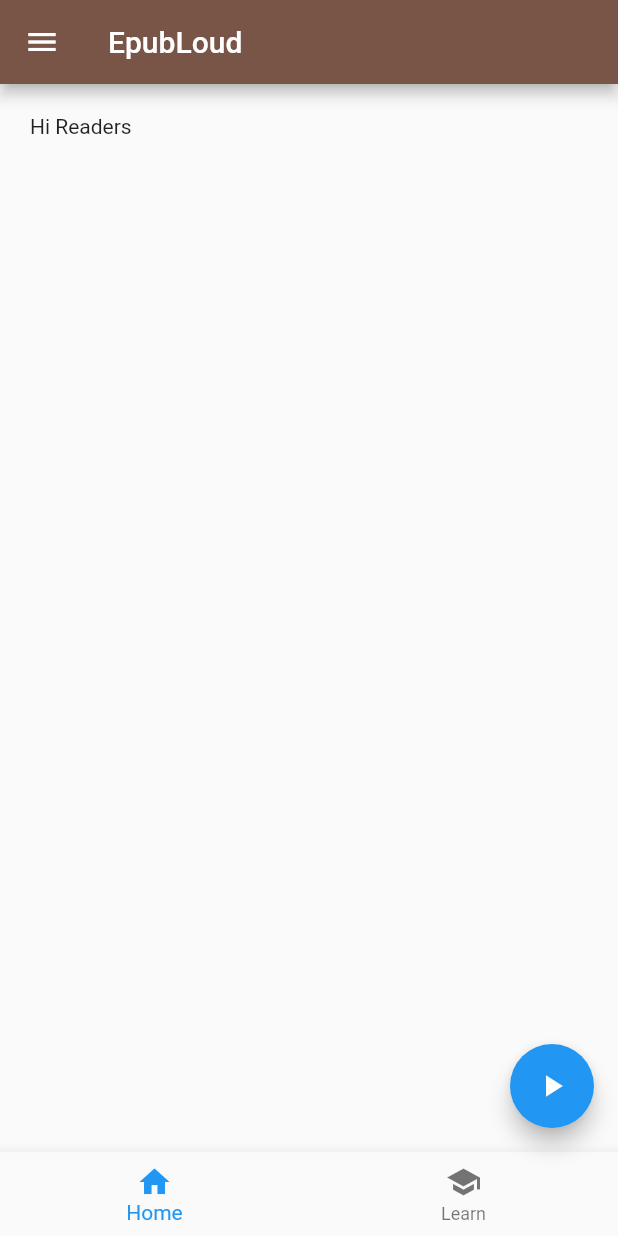
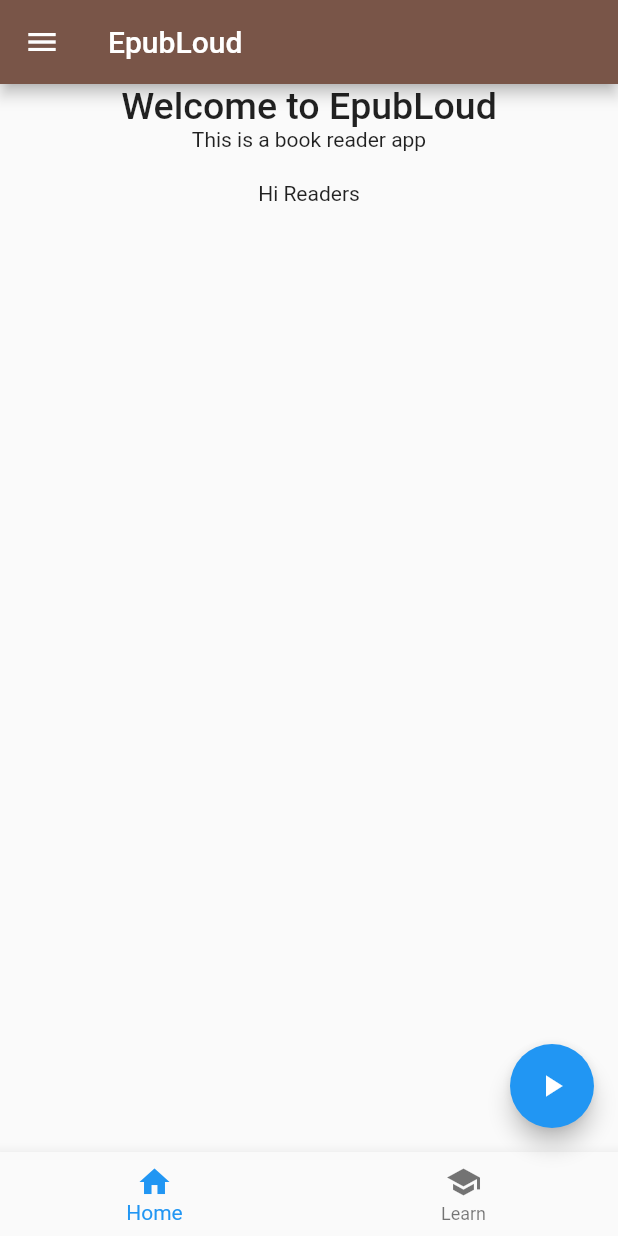
Before and after one commit to machuchesteven/epubloud, a Flutter app: the screen it shows after launch, on a phone screen of 412 x 824 dp. Run offline on Flutter 3.47's test engine with Material 2 defaults, Android fonts, the phone set to English and light mode, and no system bars.

Commit message:
Structure added for the project

```diff
--- /dev/null
+++ b/lib/Presentations/Screens/home_page.dart
@@ -0,0 +1,41 @@
+import 'package:flutter/material.dart';
+
+class Homepage extends StatelessWidget {
+  const Homepage({super.key});
+
+  @override
+  Widget build(BuildContext context) {
+    return Scaffold(
+        appBar: AppBar(
+          backgroundColor: Colors.brown,
+          title: const Text("EpubLoud")
+          ),
+          body: Column(
+            children: [
+              const Center(
+                child: Text(
+                  "Welcome to EpubLoud",
+                  style: TextStyle(
+                    fontSize: 25,
+                    fontWeight: FontWeight.w500,
+                    ),
+                ),
+              ),
+              const Text("This is a book reader app"),
+              Container(
+              margin: const EdgeInsets.all(20.0),
+              child: const Text("Hi Readers"),
+              )
+            ],
+          ),
+          floatingActionButton: FloatingActionButton(onPressed: () => print("Consoled"),
+          child: const Icon(Icons.play_arrow),),
+          bottomNavigationBar:BottomNavigationBar(items: const [
+            BottomNavigationBarItem(icon: Icon(Icons.home), label: "Home"),
+            BottomNavigationBarItem(icon: Icon(Icons.school), label: "Learn"),
+          ],
+          ),
+          drawer: const Drawer(child: Text("Draw Bar for settings"),),
+      );
+  }
+}
--- a/lib/main.dart
+++ b/lib/main.dart
@@ -1,4 +1,6 @@
 import "package:flutter/material.dart";
+
+import "Presentations/Screens/home_page.dart";
 
 void main(){
   runApp(const MyApp());
@@ -9,25 +11,8 @@
 
   @override
   Widget build(BuildContext context) {
-    return MaterialApp(
-      home: Scaffold(
-        appBar: AppBar(
-          backgroundColor: Colors.brown,
-          title: const Text("EpubLoud")
-          ),
-          body: Container(
-            margin: const EdgeInsets.all(20.0),
-
-            child: const Text("Hi Readers"),
-          ),
-          floatingActionButton: FloatingActionButton(onPressed: () => print("Consoled"),
-          child: const Icon(Icons.play_arrow),),
-          bottomNavigationBar:BottomNavigationBar(items: const [
-            BottomNavigationBarItem(icon: Icon(Icons.home), label: "Home"),
-            BottomNavigationBarItem(icon: Icon(Icons.school), label: "Learn"),
-          ],),
-          drawer: const Drawer(child: Text("Draw Bar for settings"),),
-      ),
+    return const MaterialApp(
+      home: Homepage(),
     );
   }
 }
--- a/pubspec.yaml
+++ b/pubspec.yaml
@@ -37,6 +37,7 @@
   cupertino_icons: ^1.0.2
   flutter_svg: ^2.0.9
   epub_view: ^3.2.0
+  home_widget: ^0.3.0
 dev_dependencies:
   flutter_test:
     sdk: flutter
```
Also changed, not shown: lib/Presentations/Screens/setting_page.dart (added, +18 -0 lines), pubspec.lock, 2 other files.
